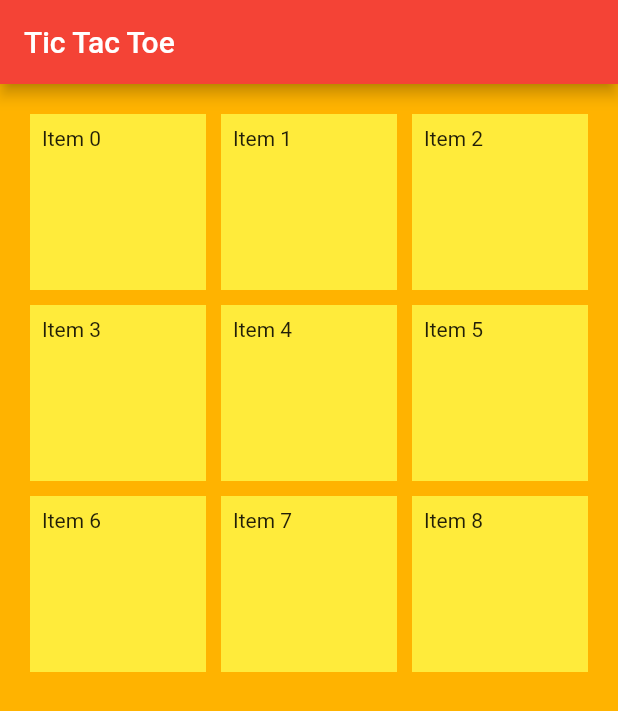
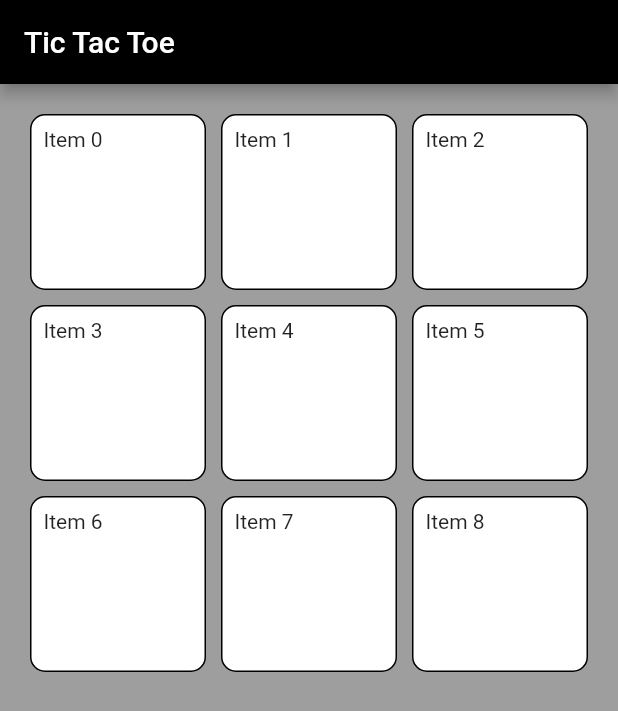
Before and after one commit to joanmdrs/tic-tac-toe, a Flutter app: the screen it shows after launch, on a phone screen of 412 x 824 dp. Shown: the top 711 px of the screen. Run offline on Flutter 3.47's test engine with Material 2 defaults, Android fonts, the phone set to English and light mode, and no system bars.

Commit message:
alterando estilização do app

```diff
--- a/tictactoe/lib/main.dart
+++ b/tictactoe/lib/main.dart
@@ -34,13 +34,13 @@ class MyHomePage extends StatelessWidget {
   _buildAppBar() {
     return AppBar(
       title: const Text('Tic Tac Toe'),
-      backgroundColor: Colors.red,
+      backgroundColor: Colors.black,
     );
   }
 
   _buildBody(context) {
     return Container(
-      color: Colors.amber[600],
+      color: Colors.grey,
       width: MediaQuery.of(context).size.width,
       height: MediaQuery.of(context).size.height,
       child: GridView.count(
@@ -52,7 +52,7 @@ class MyHomePage extends StatelessWidget {
           children: List.generate(9, (index) {
             return Container(
                 padding: const EdgeInsets.all(8),
-                color: Colors.yellow,
+                decoration: BoxDecoration (border: Border.all(color: Colors.black), color: Colors.white, borderRadius: BorderRadius.circular(10) ),
                 child: Text('Item $index'));
           })),
     );
```
